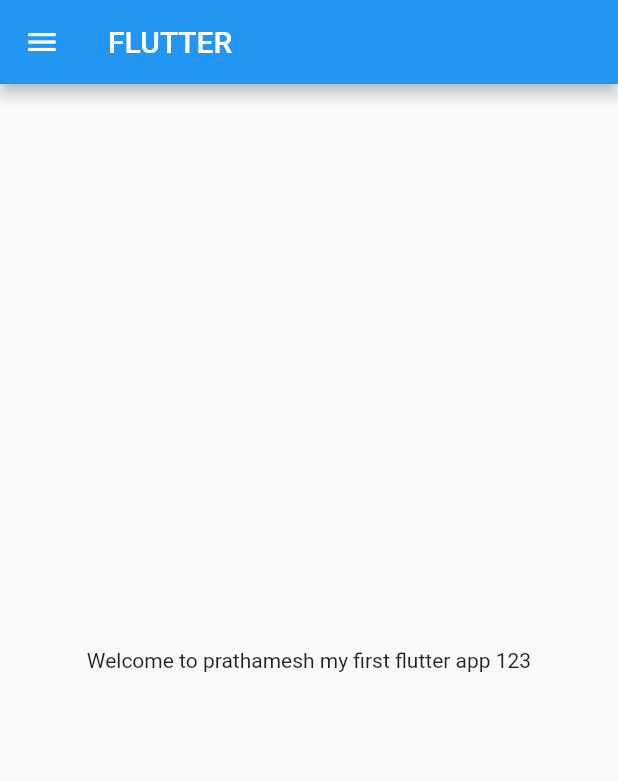
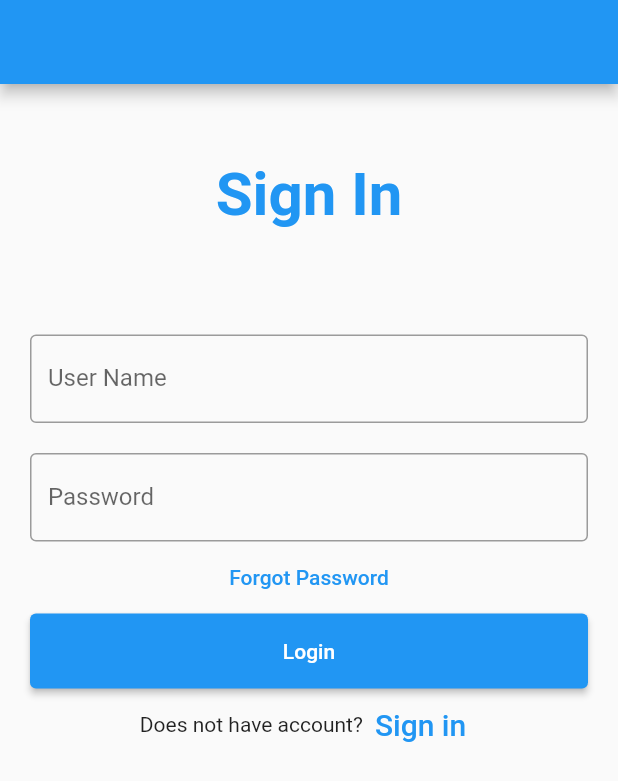
Before and after one commit to prathameshkalburgi/FlutterUI, a Flutter app: the screen it shows after launch, on a phone screen of 412 x 824 dp. Shown: the top 781 px of the screen. Run offline on Flutter 3.47's test engine with Material 2 defaults, Android fonts, the phone set to English and light mode, and no system bars.

Commit message:
done with login page

```diff
--- /dev/null
+++ b/lib/main.dart
@@ -0,0 +1,25 @@
+import 'package:flutter/material.dart';
+import 'package:flutter_myapp/pages/Home_Page.dart';
+import 'package:flutter_myapp/pages/Login.dart';
+
+void main() {
+  runApp(MyApp());
+}
+
+class MyApp extends StatelessWidget {
+
+  @override
+  Widget build(BuildContext context) {
+    return MaterialApp(
+      themeMode: ThemeMode.light,
+      darkTheme: ThemeData(
+        brightness: Brightness.dark
+      ),
+      routes: {
+        "/" : ((context) => Login()),
+        "/HomePage" : ((context) => HomePage()),
+
+      },
+    );
+  }
+}
--- a/lib/pages/Home_Page.dart
+++ b/lib/pages/Home_Page.dart
@@ -11,7 +11,7 @@ class HomePage extends StatelessWidget {
       body: Center(
         child: Container(
           child:
-              Text("Welcome to prathamesh my first flutter app $number"),
+              Text("Welcome to my first flutter app $number"),
         ),
       ),
       drawer: Drawer(),
--- /dev/null
+++ b/lib/pages/Login.dart
@@ -0,0 +1,115 @@
+import 'package:flutter/material.dart';
+import 'package:flutter_myapp/pages/Home_Page.dart';
+
+class Login extends StatelessWidget {
+  const Login({Key? key}) : super(key: key);
+
+  // static const String _title = 'Sample App';
+
+  @override
+  Widget build(BuildContext context) {
+    return MaterialApp(
+      home: Builder(
+        builder: (context) => Scaffold(
+          appBar: AppBar(),
+          body: const MyStatefulWidget(),
+        ),
+      ),
+    );
+  }
+}
+
+class MyStatefulWidget extends StatefulWidget {
+  const MyStatefulWidget({Key? key}) : super(key: key);
+
+  @override
+  State<MyStatefulWidget> createState() => _MyStatefulWidgetState();
+}
+
+class _MyStatefulWidgetState extends State<MyStatefulWidget> {
+  TextEditingController nameController = TextEditingController();
+  TextEditingController passwordController = TextEditingController();
+
+  @override
+  Widget build(BuildContext context) {
+    return Padding(
+        padding: const EdgeInsets.all(10),
+        child: ListView(
+          children: <Widget>[
+            Container(
+                alignment: Alignment.center,
+                padding: const EdgeInsets.all(40),
+                child: const Text(
+                  'Sign In',
+                  style: TextStyle(
+                      color: Colors.blue,
+                      fontWeight: FontWeight.bold,
+                      fontSize: 40),
+                )),
+            Container(
+              alignment: Alignment.center,
+              padding: const EdgeInsets.all(10),
+            ),
+            Container(
+              padding: const EdgeInsets.all(10),
+              child: TextField(
+                controller: nameController,
+                decoration: const InputDecoration(
+                  border: OutlineInputBorder(),
+                  labelText: 'User Name',
+                ),
+              ),
+            ),
+            Container(
+              padding: const EdgeInsets.fromLTRB(10, 10, 10, 0),
+              child: TextField(
+                obscureText: true,
+                controller: passwordController,
+                decoration: const InputDecoration(
+                  border: OutlineInputBorder(),
+                  labelText: 'Password',
+                ),
+              ),
+            ),
+            TextButton(
+              onPressed: () {
+                // forgot password screen
+              },
+              child: const Text(
+                'Forgot Password',
+              ),
+            ),
+            Container(
+                height: 50,
+                padding: const EdgeInsets.fromLTRB(10, 0, 10, 0),
+                child: ElevatedButton(
+                  child: const Text('Login'),
+                  onPressed: () {
+                    print(nameController.text);
+                    print(passwordController.text);
+                    Navigator.push(
+                      context,
+                      MaterialPageRoute(builder: (context) => HomePage()),
+                    );
+                  },
+                )),
+            Row(
+              // ignore: sort_child_properties_last
+              children: <Widget>[
+                const Text('Does not have account?'),
+                TextButton(
+                  child: const Text(
+                    'Sign in',
+                    style: TextStyle(fontSize: 20),
+                  ),
+                  onPressed: () {
+                    //signup screen
+                  },
+                )
+              ],
+              mainAxisAlignment: MainAxisAlignment.center,
+            ),
+          ],
+        ));
+  }
+}
--- a/lib/pages/main.dart
+++ /dev/null
@@ -1,16 +0,0 @@
-import 'package:flutter/material.dart';
-import 'package:flutter_myapp/pages/Home_Page.dart';
-
-void main() {
-  runApp(MyApp());
-}
-
-class MyApp extends StatelessWidget {
-
-  @override
-  Widget build(BuildContext context) {
-    return MaterialApp(
-      home: HomePage(),
-    );
-  }
-}
```
Also changed, not shown: 1 other file.
